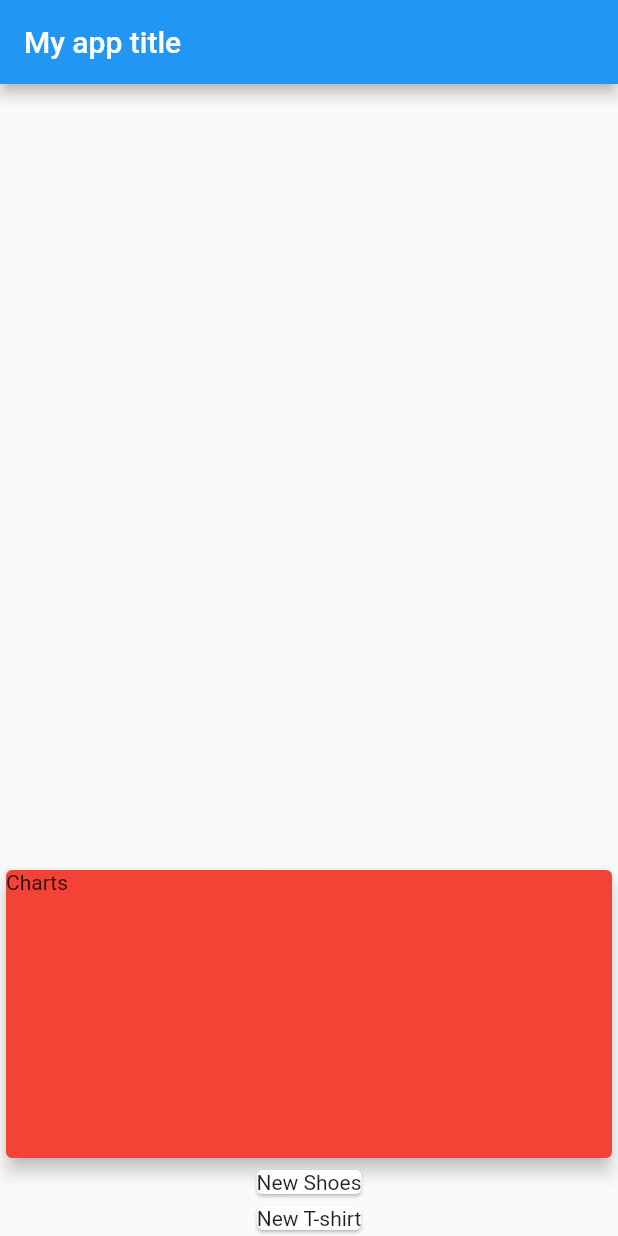
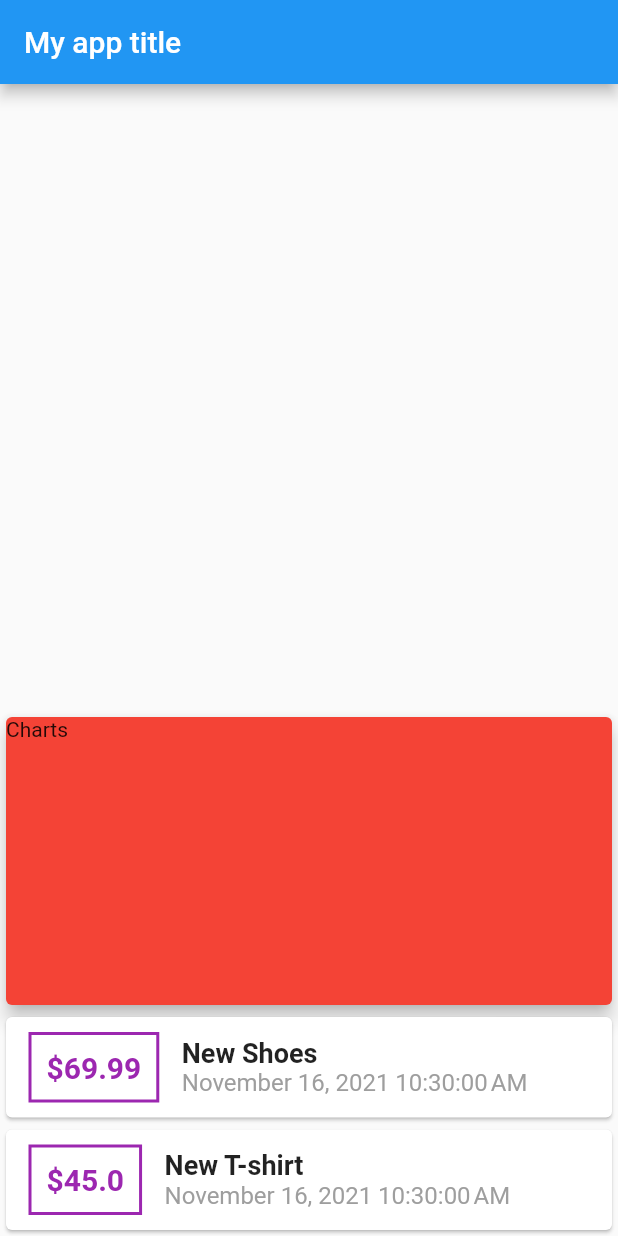
Before and after one commit to aminedammak/Expense-planner, a Flutter app: the screen it shows after launch, on a phone screen of 412 x 824 dp. Run offline on Flutter 3.47's test engine with Material 2 defaults, Android fonts, the phone set to English and light mode, and no system bars.

Commit message:
Enhanced style of transactions, format date

```diff
--- a/lib/main.dart
+++ b/lib/main.dart
@@ -1,14 +1,13 @@
 import 'package:flutter/material.dart';
+import 'package:intl/intl.dart';
 
 import "./transaction.dart";
 
 void main() {
-  runApp(const MyApp());
+  runApp(MyApp());
 }
 
 class MyApp extends StatelessWidget {
-  const MyApp({Key? key}) : super(key: key);
-
   // This widget is the root of your application.
   @override
   Widget build(BuildContext context) {
@@ -68,7 +67,48 @@ class MyHomePage extends StatelessWidget {
           Column(
             children: transactions.map((tx) {
               return Card(
-                child: Text(tx.title),
+                child: Row(
+                  children: [
+                    Container(
+                      margin:
+                          EdgeInsets.symmetric(horizontal: 15, vertical: 10),
+                      decoration: BoxDecoration(
+                        border: Border.all(
+                          color: Colors.purple,
+                          width: 2,
+                        ),
+                      ),
+                      padding: EdgeInsets.all(10),
+                      child: Text(
+                        "\$${tx.amount}",
+                        style: TextStyle(
+                            fontWeight: FontWeight.bold,
+                            color: Colors.purple,
+                            fontSize: 20),
+                      ),
+                    ),
+                    Column(
+                      crossAxisAlignment: CrossAxisAlignment.start,
+                      children: [
+                        Text(
+                          tx.title,
+                          textAlign: TextAlign.left,
+                          style: TextStyle(
+                            fontSize: 18,
+                            fontWeight: FontWeight.bold,
+                          ),
+                        ),
+                        Text(
+                          DateFormat().format(tx.date),
+                          style: TextStyle(
+                            color: Colors.grey,
+                            fontSize: 16,
+                          ),
+                        ),
+                      ],
+                    )
+                  ],
+                ),
               );
             }).toList(),
           )
--- a/pubspec.yaml
+++ b/pubspec.yaml
@@ -34,6 +34,7 @@ dependencies:
   # The following adds the Cupertino Icons font to your application.
   # Use with the CupertinoIcons class for iOS style icons.
   cupertino_icons: ^1.0.2
+  intl: ^0.17.0
 
 dev_dependencies:
   flutter_test:
```
Also changed, not shown: pubspec.lock, 1 other file.
